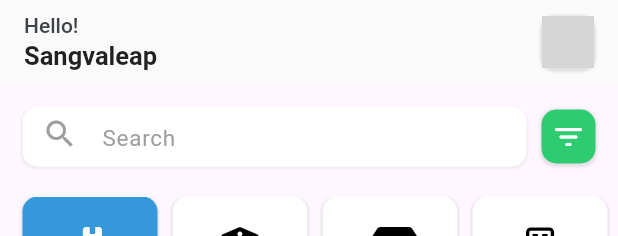
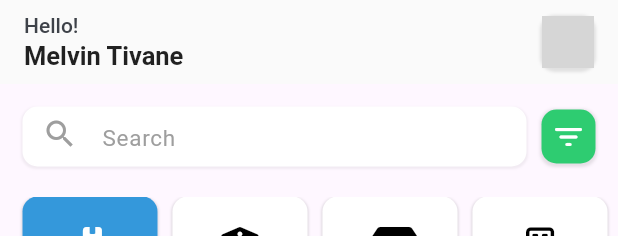
Before and after one commit to Rdk26/real_estate_app, a Flutter app: the HomePage widget shown alone on an empty page, opened directly, on a phone screen of 412 x 824 dp. Shown: the top 236 px of the screen. Run offline on Flutter 3.47's test engine with Material 3 defaults, Android fonts, the phone set to English and light mode, and no system bars; drawn by our look-alikes of carousel_slider; our stand-ins replace firebase_auth, firebase_core, font_awesome_flutter; accounts and stored records are empty; network calls fail; grey boxes are pictures that could not be loaded.

Commit message:
refactor: reorganized pages

```diff
--- a/lib/pages/home.dart
+++ b/lib/pages/home.dart
@@ -11,7 +11,7 @@ import 'package:real_estate_app/widgets/recent_item.dart';
 import 'package:real_estate_app/widgets/recommend_item.dart';
 
 class HomePage extends StatefulWidget {
-  const HomePage({Key? key}) : super(key: key);
+  const HomePage({super.key});
 
   @override
   // ignore: library_private_types_in_public_api
@@ -42,7 +42,7 @@ class _HomePageState extends State<HomePage> {
           crossAxisAlignment: CrossAxisAlignment.center,
           mainAxisAlignment: MainAxisAlignment.spaceBetween,
           children: [
-            Column(
+            const Column(
               crossAxisAlignment: CrossAxisAlignment.start,
               children: [
                 Text(
@@ -54,7 +54,7 @@ class _HomePageState extends State<HomePage> {
                   ),
                 ),
                 Text(
-                  "Sangvaleap",
+                  "Melvin Tivane",
                   style: TextStyle(
                     color: Colors.black87,
                     fontSize: 17,
@@ -93,11 +93,11 @@ class _HomePageState extends State<HomePage> {
           const SizedBox(
             height: 20,
           ),
-          Padding(
+          const Padding(
             padding: EdgeInsets.symmetric(horizontal: 15),
             child: Row(
               mainAxisAlignment: MainAxisAlignment.spaceBetween,
-              children: const [
+              children: [
                 Text(
                   "Popular",
                   style: TextStyle(fontSize: 18, fontWeight: FontWeight.w600),
@@ -116,7 +116,7 @@ class _HomePageState extends State<HomePage> {
           const SizedBox(
             height: 20,
           ),
-          Padding(
+          const Padding(
             padding: EdgeInsets.symmetric(horizontal: 15),
             child: Row(
               mainAxisAlignment: MainAxisAlignment.spaceBetween,
@@ -139,7 +139,7 @@ class _HomePageState extends State<HomePage> {
           const SizedBox(
             height: 20,
           ),
-          Padding(
+          const Padding(
             padding: EdgeInsets.symmetric(horizontal: 15),
             child: Row(
               mainAxisAlignment: MainAxisAlignment.spaceBetween,
@@ -168,8 +168,8 @@ class _HomePageState extends State<HomePage> {
   }
 
   Widget _buildSearch() {
-    return Padding(
-      padding: const EdgeInsets.symmetric(horizontal: 15),
+    return const Padding(
+      padding: EdgeInsets.symmetric(horizontal: 15),
       child: Row(
         children: [
           Expanded(
@@ -178,13 +178,13 @@ class _HomePageState extends State<HomePage> {
               prefix: Icon(Icons.search, color: Colors.grey),
             ),
           ),
-          const SizedBox(
+          SizedBox(
             width: 10,
           ),
           IconBox(
-            child: Icon(Icons.filter_list_rounded, color: Colors.white),
             bgColor: AppColor.secondary,
             radius: 10,
+            child: Icon(Icons.filter_list_rounded, color: Colors.white),
           )
         ],
       ),
@@ -207,7 +207,7 @@ class _HomePageState extends State<HomePage> {
     );
     return SingleChildScrollView(
       scrollDirection: Axis.horizontal,
-      padding: EdgeInsets.only(bottom: 5, left: 15),
+      padding: const EdgeInsets.only(bottom: 5, left: 15),
       child: Row(children: lists),
     );
   }
@@ -239,7 +239,7 @@ class _HomePageState extends State<HomePage> {
 
     return SingleChildScrollView(
       scrollDirection: Axis.horizontal,
-      padding: EdgeInsets.only(bottom: 5, left: 15),
+      padding: const EdgeInsets.only(bottom: 5, left: 15),
       child: Row(children: lists),
     );
   }
@@ -254,7 +254,7 @@ class _HomePageState extends State<HomePage> {
 
     return SingleChildScrollView(
       scrollDirection: Axis.horizontal,
-      padding: EdgeInsets.only(bottom: 5, left: 15),
+      padding: const EdgeInsets.only(bottom: 5, left: 15),
       child: Row(children: lists),
     );
   }
--- a/pubspec.yaml
+++ b/pubspec.yaml
@@ -39,6 +39,7 @@ dependencies:
   font_awesome_flutter: ^10.7.0
   carousel_slider: ^4.2.1
   firebase_core: ^2.31.0
+  firebase_auth: ^4.19.5
 
 dev_dependencies:
   flutter_test:
```
Also changed, not shown: lib/main.dart (+14 -7 lines), lib/pages/login.dart (added, +80 -0 lines), lib/pages/register.dart (added, +72 -0 lines), pubspec.lock, 3 other files.
